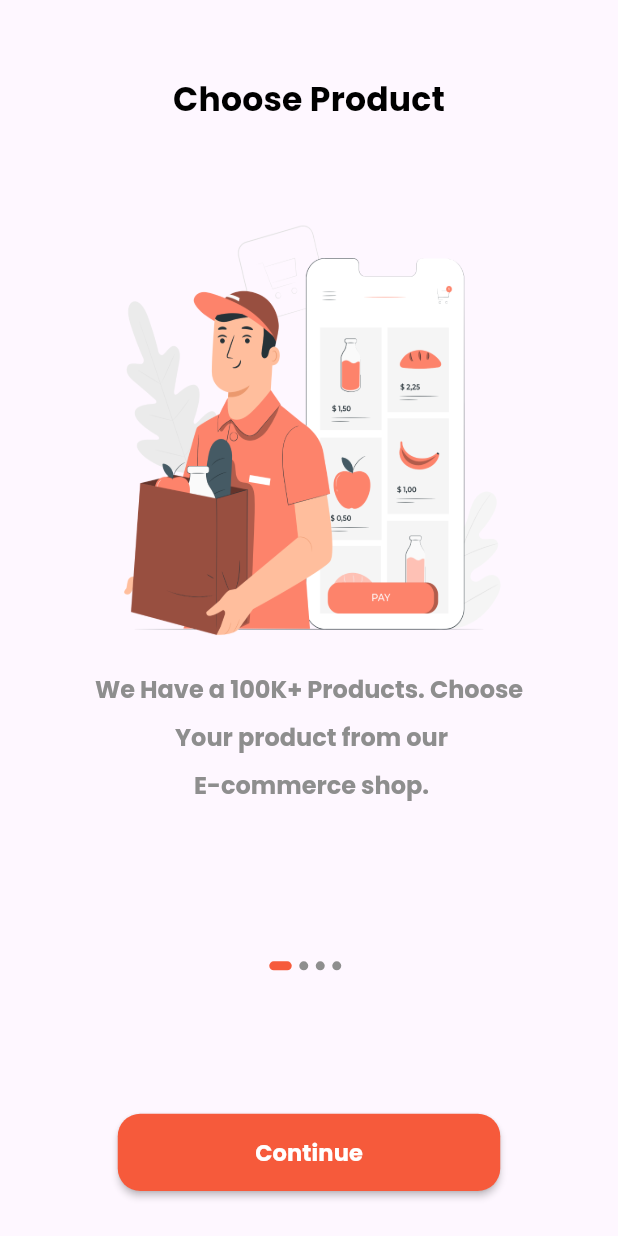
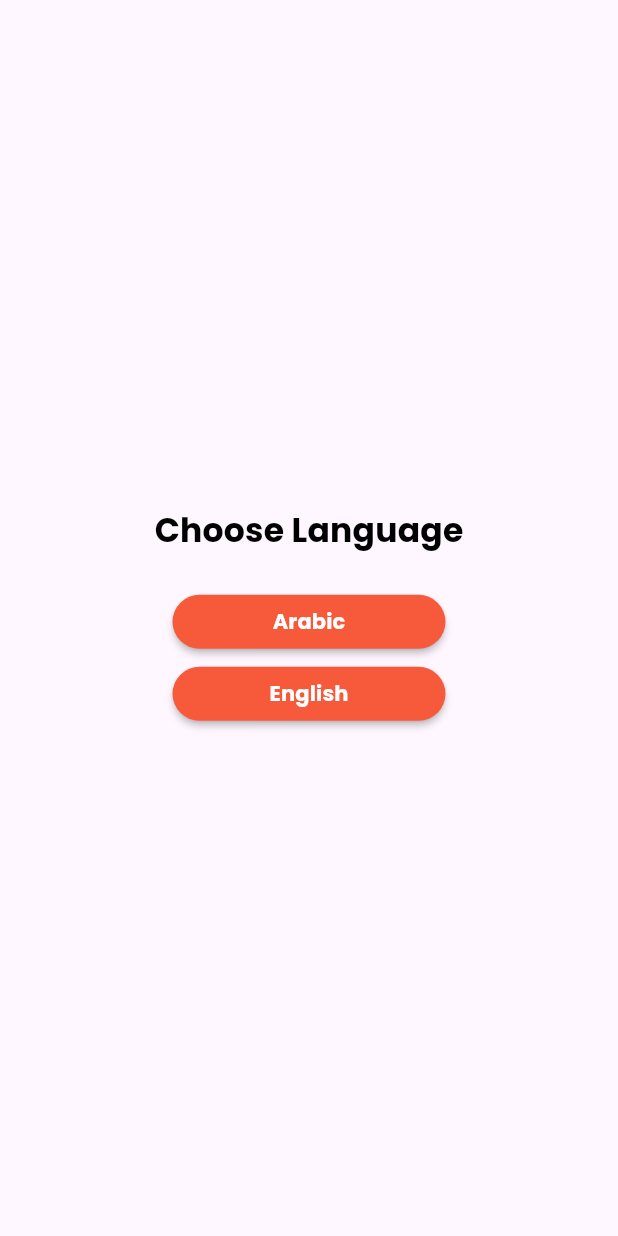
Before and after one commit to ghazi-hamada/ecommerce_app, a Flutter app: the screen it shows after launch, on a phone screen of 412 x 824 dp. Run offline on Flutter 3.47's test engine with Material 3 defaults, Android fonts, the phone set to English and light mode, and no system bars; our stand-ins replace firebase_core, get, shared_preferences; accounts and stored records are empty; project files that could hold a hidden picture were left out.

Commit message:
Add language selection and theme management features

```diff
--- a/lib/core/constant/app_theme.dart
+++ b/lib/core/constant/app_theme.dart
@@ -2,7 +2,7 @@ import 'package:ecommerce_app/core/constant/color.dart';
 import 'package:flutter/material.dart';
 
 ThemeData themeEnglish = ThemeData(
-    fontFamily: "PlayfairDisplay",
+    fontFamily: "Poppins",
     floatingActionButtonTheme: const FloatingActionButtonThemeData(
         backgroundColor: AppColor.primaryColor),
     appBarTheme: AppBarTheme(
@@ -12,11 +12,21 @@ ThemeData themeEnglish = ThemeData(
       titleTextStyle: const TextStyle(
           color: AppColor.primaryColor,
           fontWeight: FontWeight.bold,
-          fontFamily: "PlayfairDisplay",
+          fontFamily: "Poppins",
           fontSize: 25),
       backgroundColor: Colors.grey[50],
     ),
     textTheme: const TextTheme(
+      titleMedium: TextStyle(
+            fontWeight: FontWeight.bold,
+            fontSize: 22,
+            color: AppColor.black,
+          ),
+          displaySmall: TextStyle(
+              height: 2,
+              color: AppColor.grey,
+              fontWeight: FontWeight.bold,
+              fontSize: 16),
         // ignore: deprecated_member_use
         displayLarge: TextStyle(
             fontWeight: FontWeight.bold, fontSize: 22, color: AppColor.black),
@@ -36,6 +46,16 @@ ThemeData themeEnglish = ThemeData(
 ThemeData themeArabic = ThemeData(
   fontFamily: "Cairo",
   textTheme: const TextTheme(
+    titleMedium: TextStyle(
+            fontWeight: FontWeight.bold,
+            fontSize: 22,
+            color: AppColor.black,
+          ),
+          displaySmall: TextStyle(
+              height: 2,
+              color: AppColor.grey,
+              fontWeight: FontWeight.bold,
+              fontSize: 16),
       // ignore: deprecated_member_use
       displayLarge: TextStyle(
           fontWeight: FontWeight.bold, fontSize: 22, color: AppColor.black),
--- /dev/null
+++ b/lib/core/localization/change_local.dart
@@ -0,0 +1,36 @@
+
+import 'package:ecommerce_app/core/constant/app_theme.dart';
+import 'package:ecommerce_app/core/services/services.dart';
+import 'package:flutter/material.dart';
+import 'package:get/get.dart';
+
+class LocaleController extends GetxController {
+  Locale? language;
+  MyServices myServices = Get.find();
+
+  ThemeData appTheme = themeEnglish;
+
+  void changeLang(String langCode) {
+    Locale locale = Locale(langCode);
+    myServices.sharedPreferences.setString("lang", langCode);
+    appTheme = langCode == "ar" ? themeArabic : themeEnglish;
+    Get.changeTheme(appTheme);
+    Get.updateLocale(locale);
+  }
+
+  @override
+  void onInit() {
+    String? langCode = myServices.sharedPreferences.getString("lang");
+    if (langCode == "ar") {
+      appTheme = themeArabic;
+      language = const Locale("ar");
+    } else if (langCode == "en") {
+      appTheme = themeEnglish;
+      language = const Locale("en");
+    } else {
+      language = Locale(Get.deviceLocale!.languageCode);
+      appTheme = language!.languageCode == "ar" ? themeArabic : themeEnglish;
+    }
+    super.onInit();
+  }
+}
--- a/lib/core/routing/routes_app.dart
+++ b/lib/core/routing/routes_app.dart
@@ -1,10 +1,12 @@
 import 'package:ecommerce_app/features/auth/login/ui/login_screen.dart';
+import 'package:ecommerce_app/features/lang/language_screen.dart';
 import 'package:ecommerce_app/features/onboarding/ui/onboarding_screen.dart';
 import 'package:get/get.dart';
 
 abstract class AppRoutes {
   // this is the routes name
-  static const String kOnboarding = '/Onboarding';
+  static const String kLanguage = '/';
+  static const String kOnboarding = '/onboarding';
   static const String kLogin = '/login';
   static const String kSignup = '/signup';
   static const String kForgetPassword = '/forgetpassword';
@@ -14,13 +16,13 @@ abstract class AppRoutes {
   static const String kVerfiyCode = '/verfiyCode';
   static const String kVerfiyCodesignup = '/verfiyCodesignup';
   static const String knavbarButton = '/home';
-  static const String kLanguage = '/';
   static const String kItems = '/items';
   static const String kProductDetails = '/productDetails';
   static const String kMyFavorite = '/MyFavorite';
 
   // this is the routes list
   static List<GetPage<dynamic>> getPages = [
+    GetPage(name: kLanguage, page: () =>const LanguageScreen()),// const OnboardingScreen()),
     GetPage(name: kOnboarding, page: () => const OnboardingScreen()),
     GetPage(name: kLogin, page: () => const LoginScreen()),
   ];
--- a/lib/core/services/services.dart
+++ b/lib/core/services/services.dart
@@ -6,7 +6,7 @@ class MyServices extends GetxService {
   late SharedPreferences sharedPreferences;
 
   Future<MyServices> init() async {
-    await Firebase.initializeApp();
+    //await Firebase.initializeApp();
     sharedPreferences = await SharedPreferences.getInstance();
     return this;
   }
--- /dev/null
+++ b/lib/features/lang/language_screen.dart
@@ -0,0 +1,40 @@
+import 'package:ecommerce_app/core/localization/change_local.dart';
+import 'package:ecommerce_app/core/localization/strings_keys.dart';
+import 'package:ecommerce_app/core/routing/routes_app.dart';
+import 'package:ecommerce_app/features/lang/ui/widgets/custum_button_lang.dart';
+import 'package:flutter/material.dart';
+import 'package:get/get.dart';
+
+class LanguageScreen extends GetView<LocaleController> {
+  const LanguageScreen({super.key});
+
+  @override
+  Widget build(BuildContext context) {
+    return Scaffold(
+      body: Padding(
+        padding: const EdgeInsets.all(15),
+        child: Column(
+          mainAxisAlignment: MainAxisAlignment.center,
+          children: <Widget>[
+            // ignore: deprecated_member_use
+            Text(StringsKeys.lang.tr,
+                style: Theme.of(context).textTheme.titleMedium),
+            const SizedBox(height: 20),
+            CustumButtonLang(
+                text: StringsKeys.langArabic.tr,
+                function: () {
+                  controller.changeLang("ar");
+                  Get.toNamed(AppRoutes.kOnboarding);
+                }),
+            CustumButtonLang(
+                text: StringsKeys.langEnglish.tr,
+                function: () {
+                  controller.changeLang("en");
+                  Get.toNamed(AppRoutes.kOnboarding);
+                }),
+          ],
+        ),
+      ),
+    );
+  }
+}
--- /dev/null
+++ b/lib/features/lang/ui/widgets/custum_button_lang.dart
@@ -0,0 +1,29 @@
+import 'package:ecommerce_app/core/constant/color.dart';
+import 'package:flutter/material.dart';
+
+class CustumButtonLang extends StatelessWidget {
+  const CustumButtonLang({
+    Key? key,
+    required this.text,
+    required this.function,
+  }) : super(key: key);
+  final void Function()? function;
+  final String text;
+  @override
+  Widget build(BuildContext context) {
+    return Container(
+      padding: const EdgeInsets.symmetric(horizontal: 100),
+      width: double.infinity,
+      child: MaterialButton(
+        shape: RoundedRectangleBorder(borderRadius: BorderRadius.circular(20)),
+        textColor: Colors.white,
+        color: AppColor.primaryColor,
+        onPressed: function,
+        child: Text(
+          text,
+          style: const TextStyle(fontWeight: FontWeight.bold),
+        ),
+      ),
+    );
+  }
+}
--- a/lib/features/onboarding/data/datasource/static/stasic.dart
+++ b/lib/features/onboarding/data/datasource/static/stasic.dart
@@ -1,30 +1,31 @@
 import 'package:ecommerce_app/core/constant/image_asset.dart';
+import 'package:ecommerce_app/core/localization/strings_keys.dart';
 import 'package:ecommerce_app/features/onboarding/data/models/onboarding_model.dart';
 import 'package:get/get.dart';
 
 List<OnBoardingModel> onBoardingData = [
   OnBoardingModel(
-    title: "Choose Product",
+    title: StringsKeys.chooseProduct.tr,
     description:
-        "We Have a 100K+ Products. Choose\n Your product from our\n E-commerce shop.",
+       StringsKeys.productDescription.tr,
     image: AppImageAsset.onBoardingImage4,
   ),
   OnBoardingModel(
-    title: "Easy & Safe Payment",
+    title: StringsKeys.easyPayment.tr,
     description:
-        "Easy Checkout & Safe Payment\n method. Trusted by our Customers\n from all over the world.",
+        StringsKeys.paymentDescription.tr,
     image: AppImageAsset.onBoardingImage1,
   ),
   OnBoardingModel(
-    title: "Track Your Order",
+    title: StringsKeys.trackOrder.tr,
     description:
-        "Best Tracker has been Used For\n Track your order. You'll know where\n your product is at the moment.",
+        StringsKeys.trackDescription.tr,
     image: AppImageAsset.onBoardingImage2,
   ),
   OnBoardingModel(
-    title: "Fast Delivery",
+    title: StringsKeys.fastDelivery.tr,
     description:
-        "Reliable And Fast Delivery. We\n Deliver your product the fastest\n way possible.",
+        StringsKeys.deliveryDescription.tr,
     image: AppImageAsset.onBoardingImage3,
   ),
 ];
--- a/lib/main.dart
+++ b/lib/main.dart
@@ -1,16 +1,19 @@
 import 'package:ecommerce_app/core/constant/color.dart';
+import 'package:ecommerce_app/core/localization/change_local.dart';
 import 'package:ecommerce_app/core/localization/translation.dart';
 import 'package:ecommerce_app/core/routing/routes.dart';
 import 'package:ecommerce_app/core/routing/routes.dart';
 import 'package:ecommerce_app/core/routing/routes_app.dart';
 import 'package:ecommerce_app/core/services/services.dart';
 import 'package:ecommerce_app/features/onboarding/ui/onboarding_screen.dart';
+import 'package:firebase_core/firebase_core.dart';
 import 'package:flutter/material.dart';
+import 'package:get/get.dart';
 import 'package:get/get_navigation/src/root/get_material_app.dart';
 
-void main(List<String> args) async{
+void main() async {
   WidgetsFlutterBinding.ensureInitialized();
- await initialServices();
+  await initialServices();
   return runApp(const MyApp());
 }
 
@@ -19,27 +22,13 @@ class MyApp extends StatelessWidget {
 
   @override
   Widget build(BuildContext context) {
+    LocaleController controller = Get.put(LocaleController());
     return GetMaterialApp(
       translations: MyTranslations(),
       debugShowCheckedModeBanner: false,
+      locale: controller.language,
       title: 'E-commerce App',
-      theme: ThemeData(
-        fontFamily: "Poppins",
-        primarySwatch: Colors.blue,
-        textTheme: const TextTheme(
-          titleMedium: TextStyle(
-            fontWeight: FontWeight.bold,
-            fontSize: 22,
-            color: AppColor.black,
-          ),
-          displaySmall: TextStyle(
-              height: 2,
-              color: AppColor.grey,
-              fontWeight: FontWeight.bold,
-              fontSize: 16),
-        ),
-      ),
-      home: const OnboardingScreen(),
+      theme: controller.appTheme,
       getPages: AppRoutes.getPages,
     );
   }
```
